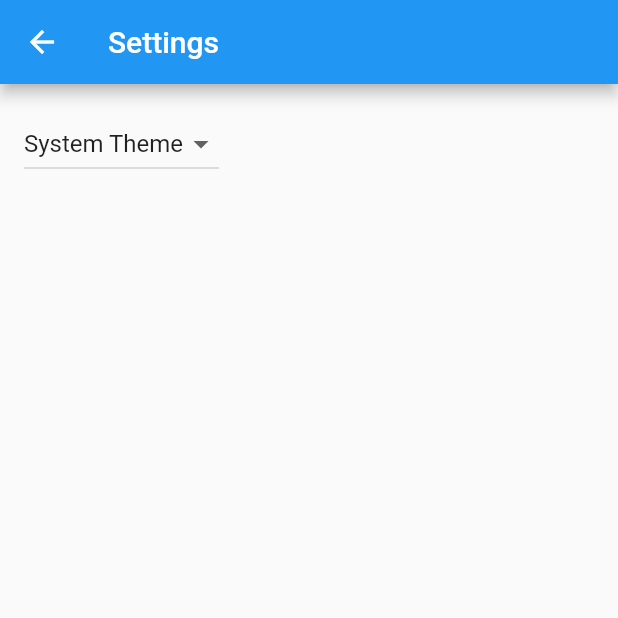
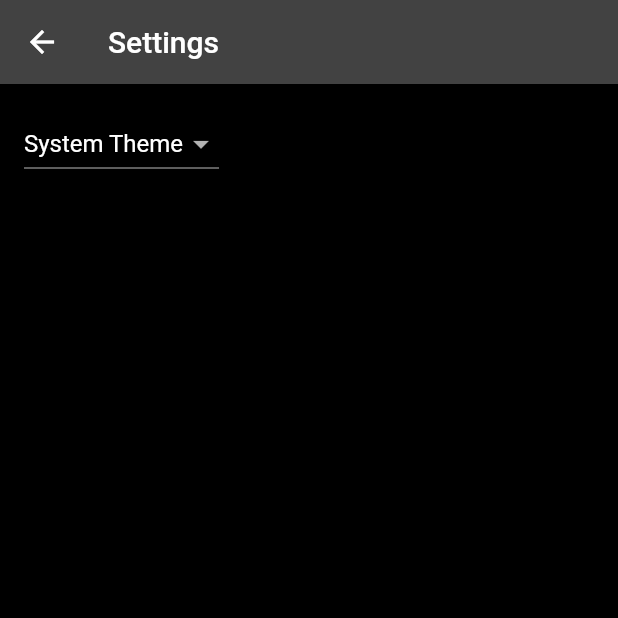
Before and after one commit to LiamWhitenack/fantasy_athlete_stock_exchange, a Flutter app: the screen it shows after launch, after a tap on the "settings" icon, on a phone screen of 412 x 824 dp, the top half of it. Run offline on Flutter 3.47's test engine with Material 2 defaults, Android fonts, the phone set to English and light mode, and no system bars; generated files the repository leaves out were written again.

Commit message:
updated color scheme

```diff
--- a/lib/src/app.dart
+++ b/lib/src/app.dart
@@ -56,8 +56,11 @@ class MyApp extends StatelessWidget {
           // Define a light and dark color theme. Then, read the user's
           // preferred ThemeMode (light, dark, or system default) from the
           // SettingsController to display the correct theme.
-          theme: ThemeData(),
-          darkTheme: ThemeData.dark(),
+          theme: ThemeData(
+            brightness: Brightness.dark, // Use dark mode
+            primaryColor: Colors.black, // Set primary color to black
+            scaffoldBackgroundColor: Colors.black, // Set scaffold background color to black
+          ),
           themeMode: settingsController.themeMode,
 
           // Define a function to handle named routes in order to support
--- a/lib/src/sample_feature/sample_item_list_view.dart
+++ b/lib/src/sample_feature/sample_item_list_view.dart
@@ -3,6 +3,7 @@ import 'package:flutter/material.dart';
 import '../settings/settings_view.dart';
 import 'sample_item.dart';
 import 'sample_item_details_view.dart';
+import 'package:intl/intl.dart';
 
 /// Displays a list of SampleItems.
 class SampleItemListView extends StatelessWidget {
@@ -19,7 +20,13 @@ class SampleItemListView extends StatelessWidget {
   Widget build(BuildContext context) {
     return Scaffold(
       appBar: AppBar(
-        title: const Text('Sample Items'),
+        backgroundColor: Colors.black,
+        title: Column(
+          children: [
+            const Text("Athletes", style: TextStyle(color: Colors.white),),
+            Text(DateFormat('MMMM d').format(DateTime.now()), style: const TextStyle(color: Colors.white54),),
+          ],
+        ),
         actions: [
           IconButton(
             icon: const Icon(Icons.settings),
--- a/pubspec.yaml
+++ b/pubspec.yaml
@@ -12,8 +12,10 @@ environment:
 dependencies:
   flutter:
     sdk: flutter
+
   flutter_localizations:
     sdk: flutter
+  intl: ^0.18.1
 
 dev_dependencies:
   flutter_test:
```
Also changed, not shown: pubspec.lock.
